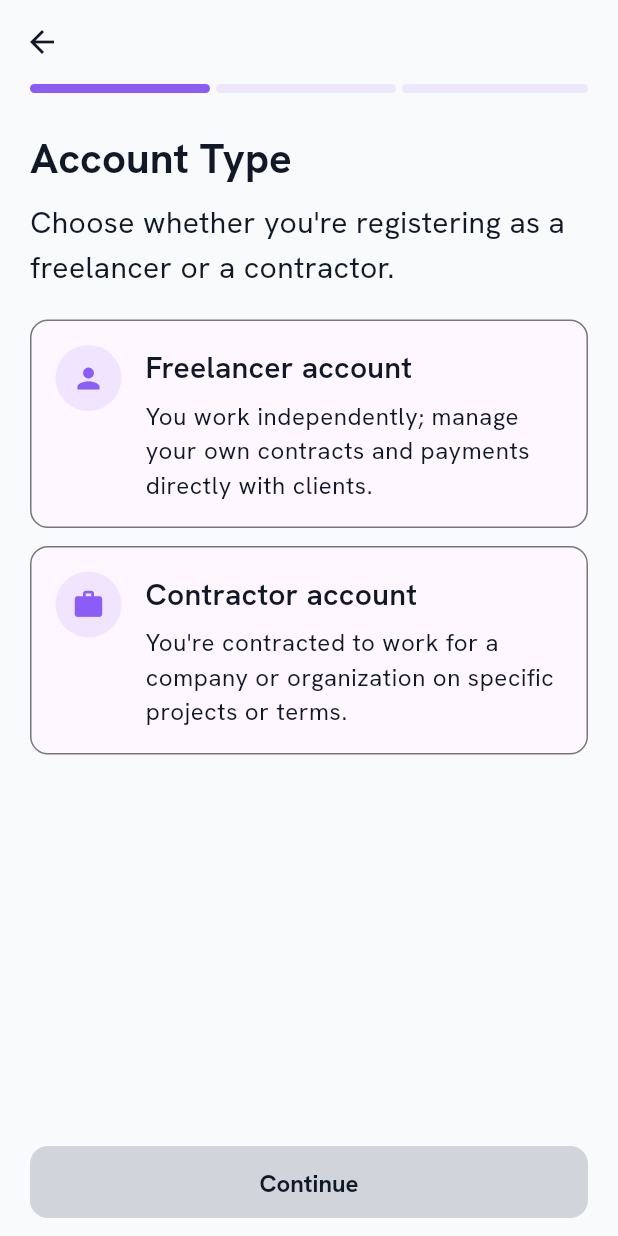
After one commit to SafeVault/vestrollmobile, a Flutter app: the UserTypeSelectionScreen screen opened by its route, on a phone screen of 412 x 824 dp. The commit adds this screen. Run offline on Flutter 3.47's test engine with Material 3 defaults, Android fonts, the phone set to English and light mode, and no system bars; our stand-ins replace flutter_bloc, flutter_screenutil, get_it, go_router, google_fonts, shared_preferences; accounts and stored records are empty.

Commit message:
feat : add account type selection

```diff
--- a/lib/core/navigation/app_router.dart
+++ b/lib/core/navigation/app_router.dart
@@ -6,6 +6,7 @@ import 'package:vestrollmobile/core/navigation/routes_constant.dart';
 import 'package:vestrollmobile/modules/authentication/presentation/screens/profile_creation_success_screen.dart';
 import 'package:vestrollmobile/modules/authentication/presentation/screens/address_details_screen.dart';
 import 'package:vestrollmobile/modules/homepage/presentation/screens/home_screen.dart';
+import 'package:vestrollmobile/modules/authentication/presentation/screens/user_type_selection_screen.dart';
 
 class AppRouter {
   static final _rootNavigatorKey = GlobalKey<NavigatorState>();
@@ -107,6 +108,29 @@ class AppRouter {
           );
         },
       ),
+      GoRoute(
+        path: '/user-type-selection',
+        name: RouteConstants.userTypeSelection,
+        pageBuilder: (context, state) {
+          return CustomTransitionPage(
+            key: state.pageKey,
+            child: const UserTypeSelectionScreen(),
+            transitionsBuilder: (
+              context,
+              animation,
+              secondaryAnimation,
+              child,
+            ) {
+              return FadeTransition(
+                opacity: CurveTween(
+                  curve: Curves.easeInOutCirc,
+                ).animate(animation),
+                child: child,
+              );
+            },
+          );
+        },
+      ),
     ],
   );
 
--- /dev/null
+++ b/lib/modules/authentication/presentation/screens/user_type_selection_screen.dart
@@ -0,0 +1,170 @@
+// lib/modules/authentication/presentation/screens/user_type_selection_screen.dart
+import 'package:flutter/material.dart';
+import 'package:go_router/go_router.dart';
+import 'package:vestrollmobile/core/navigation/routes_constant.dart';
+import 'package:vestrollmobile/modules/authentication/presentation/widgets/account_type_card.dart';
+import 'package:vestrollmobile/core/utils/app_color_extension.dart';
+
+enum AccountType { freelancer, contractor }
+
+class UserTypeSelectionScreen extends StatefulWidget {
+  final VoidCallback? onContinue;
+
+  const UserTypeSelectionScreen({super.key, this.onContinue});
+
+  @override
+  State<UserTypeSelectionScreen> createState() =>
+      _UserTypeSelectionScreenState();
+}
+
+class _UserTypeSelectionScreenState extends State<UserTypeSelectionScreen> {
+  AccountType? selectedAccountType;
+
+  static const int currentProgressStep = 1;
+  static const int totalProgressSteps = 3;
+
+  Color getBrandColor(BuildContext context) {
+    final colorExtension = Theme.of(context).extension<ColorSystemExtension>();
+    if (colorExtension?.brandDefault != null) {
+      return colorExtension!.brandDefault!;
+    }
+    return Theme.of(context).colorScheme.primary;
+  }
+
+  void handleContinuePressed() {
+    if (widget.onContinue != null) {
+      widget.onContinue!();
+      return;
+    }
+
+    context.goNamed(RouteConstants.addressDetails);
+  }
+
+  Widget buildProgressIndicator(Color brandColor) {
+    return Row(
+      children: List.generate(totalProgressSteps, (index) {
+        final isActive = index < currentProgressStep;
+        return Expanded(
+          child: Container(
+            height: 6,
+            margin: EdgeInsets.only(
+              right: index < (totalProgressSteps - 1) ? 4 : 0,
+            ),
+            decoration: BoxDecoration(
+              color: isActive ? brandColor : brandColor.withOpacity(0.12),
+              borderRadius: BorderRadius.circular(3),
+            ),
+          ),
+        );
+      }),
+    );
+  }
+
+  @override
+  Widget build(BuildContext context) {
+    final brandColor = getBrandColor(context);
+    final theme = Theme.of(context);
+
+    return Scaffold(
+      appBar: AppBar(
+        elevation: 0,
+        backgroundColor: Colors.transparent,
+        leading: IconButton(
+          icon: const Icon(Icons.arrow_back),
+          onPressed: () {
+            Navigator.of(context).pop();
+          },
+        ),
+      ),
+      body: SafeArea(
+        child: Padding(
+          padding: const EdgeInsets.symmetric(horizontal: 20.0),
+          child: Column(
+            children: [
+              buildProgressIndicator(brandColor),
+
+              const SizedBox(height: 24),
+
+              Align(
+                alignment: Alignment.centerLeft,
+                child: Text(
+                  'Account Type',
+                  style: theme.textTheme.headlineSmall?.copyWith(
+                    fontWeight: FontWeight.w700,
+                  ),
+                ),
+              ),
+
+              const SizedBox(height: 8),
+
+              Align(
+                alignment: Alignment.centerLeft,
+                child: Text(
+                  "Choose whether you're registering as a freelancer or a contractor.",
+                  style: theme.textTheme.bodyMedium,
+                ),
+              ),
+
+              const SizedBox(height: 20),
+
+              AccountTypeCard(
+                cardKey: const Key('freelancer_card'),
+                icon: Icons.person,
+                title: 'Freelancer account',
+                description:
+                    'You work independently; manage your own contracts and payments directly with clients.',
+                selected: selectedAccountType == AccountType.freelancer,
+                onTap: () {
+                  setState(() {
+                    selectedAccountType = AccountType.freelancer;
+                  });
+                },
+              ),
+
+              const SizedBox(height: 12),
+
+              AccountTypeCard(
+                cardKey: const Key('contractor_card'),
+                icon: Icons.work,
+                title: 'Contractor account',
+                description:
+                    'You\'re contracted to work for a company or organization on specific projects or terms.',
+                selected: selectedAccountType == AccountType.contractor,
+                onTap: () {
+                  setState(() {
+                    selectedAccountType = AccountType.contractor;
+                  });
+                },
+              ),
+
+              const Spacer(),
+              SizedBox(
+                width: double.infinity,
+                child: ElevatedButton(
+                  key: const Key('continue_button'),
+                  onPressed:
+                      selectedAccountType == null
+                          ? null
+                          : handleContinuePressed,
+                  style: ElevatedButton.styleFrom(
+                    minimumSize: const Size.fromHeight(48),
+                    shape: RoundedRectangleBorder(
+                      borderRadius: BorderRadius.circular(12),
+                    ),
+                    backgroundColor:
+                        selectedAccountType == null ? null : brandColor,
+                    foregroundColor:
+                        selectedAccountType == null ? null : Colors.white,
+                  ),
+                  child: const Text('Continue'),
+                ),
+              ),
+
+              const SizedBox(height: 12), // Bottom padding
+            ],
+          ),
+        ),
+      ),
+    );
+  }
+}
--- /dev/null
+++ b/lib/modules/authentication/presentation/widgets/account_type_card.dart
@@ -0,0 +1,112 @@
+// lib/modules/authentication/presentation/widgets/account_type_card.dart
+import 'package:flutter/material.dart';
+import 'package:vestrollmobile/core/utils/app_color_extension.dart';
+
+class AccountTypeCard extends StatelessWidget {
+  final IconData icon;
+  final String title;
+  final String description;
+  final bool selected;
+  final VoidCallback? onTap;
+  final Key? cardKey;
+
+  const AccountTypeCard({
+    super.key,
+    required this.icon,
+    required this.title,
+    required this.description,
+    this.selected = false,
+    this.onTap,
+    this.cardKey,
+  });
+
+  Color getBrandColor(BuildContext context) {
+    final colorExtension = Theme.of(context).extension<ColorSystemExtension>();
+
+    if (colorExtension?.brandDefault != null) {
+      return colorExtension!.brandDefault;
+    }
+
+    return Theme.of(context).colorScheme.primary;
+  }
+
+  @override
+  Widget build(BuildContext context) {
+    final brandColor = getBrandColor(context);
+    final theme = Theme.of(context);
+
+    Color borderColor;
+    Color backgroundColor;
+
+    if (selected) {
+      borderColor = brandColor;
+      backgroundColor = brandColor.withOpacity(0.06);
+    } else {
+      borderColor = theme.dividerColor;
+      backgroundColor = theme.canvasColor;
+    }
+
+    return InkWell(
+      key: cardKey,
+      onTap: onTap,
+      borderRadius: BorderRadius.circular(12),
+      child: Container(
+        padding: const EdgeInsets.all(16),
+        decoration: BoxDecoration(
+          color: backgroundColor,
+          borderRadius: BorderRadius.circular(12),
+          border: Border.all(color: borderColor, width: selected ? 2 : 1),
+        ),
+        child: Row(
+          crossAxisAlignment: CrossAxisAlignment.start,
+          children: [
+            _buildIconContainer(brandColor),
+
+            const SizedBox(width: 16),
+
+            Expanded(child: _buildContentSection(context)),
+
+            if (selected) _buildSelectedIndicator(brandColor),
+          ],
+        ),
+      ),
+    );
+  }
+
+  Widget _buildIconContainer(Color brandColor) {
+    return Container(
+      width: 44,
+      height: 44,
+      decoration: BoxDecoration(
+        color: selected ? brandColor : brandColor.withOpacity(0.12),
+        shape: BoxShape.circle,
+      ),
+      child: Icon(icon, size: 22, color: selected ? Colors.white : brandColor),
+    );
+  }
+
+  Widget _buildContentSection(BuildContext context) {
+    return Column(
+      crossAxisAlignment: CrossAxisAlignment.start,
+      children: [
+        Text(
+          title,
+          style: Theme.of(
+            context,
+          ).textTheme.titleMedium?.copyWith(fontWeight: FontWeight.w600),
+        ),
+
+        const SizedBox(height: 6),
+
+        Text(description, style: Theme.of(context).textTheme.bodySmall),
+      ],
+    );
+  }
+
+  Widget _buildSelectedIndicator(Color brandColor) {
+    return Padding(
+      padding: const EdgeInsets.only(left: 8),
+      child: Icon(Icons.check_circle, color: brandColor, size: 20),
+    );
+  }
+}
```
